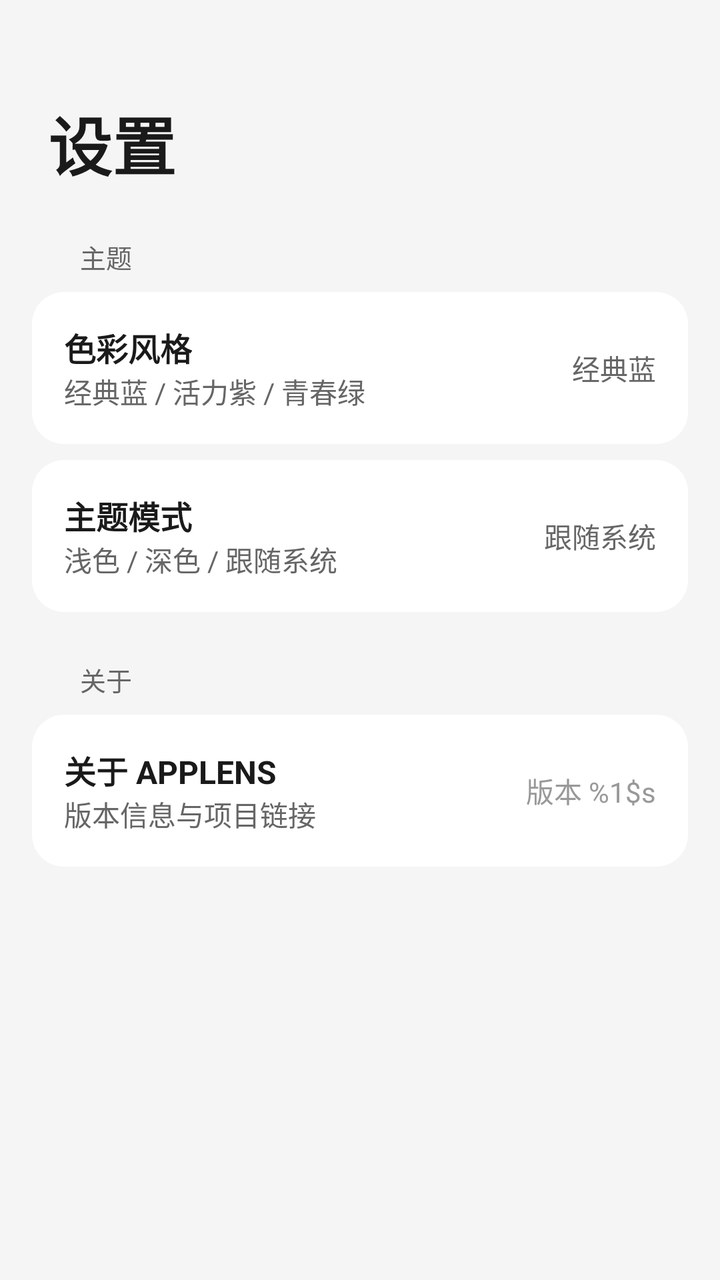
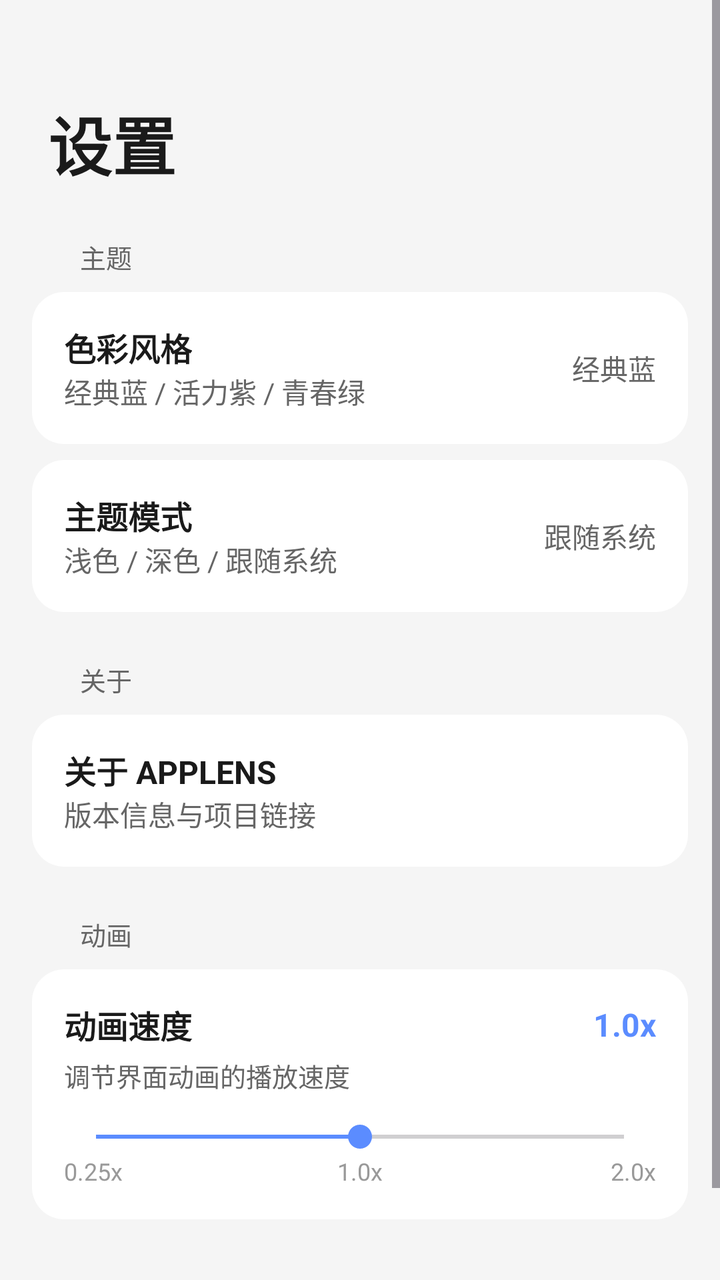

Screens rendered from an Android XML layout before and after an edit, with the pre-edit source and the edit as a unified diff.
<!-- AndroidManifest.xml: application theme Theme.ActivityScanner -->
<!-- res/layout/fragment_settings.xml -->
<?xml version="1.0" encoding="utf-8"?>
<ScrollView xmlns:android="http://schemas.android.com/apk/res/android"
    android:layout_width="match_parent"
    android:layout_height="match_parent"
    android:background="@color/lsp_bg">

    <LinearLayout
        android:layout_width="match_parent"
        android:layout_height="wrap_content"
        android:orientation="vertical"
        android:paddingBottom="80dp">

        
        <TextView
            android:layout_width="wrap_content"
            android:layout_height="wrap_content"
            android:layout_marginStart="24dp"
            android:layout_marginTop="48dp"
            android:text="设置"
            android:textColor="@color/lsp_text_primary"
            android:textSize="32sp"
            android:textStyle="bold" />

        
        <TextView
            android:layout_width="wrap_content"
            android:layout_height="wrap_content"
            android:layout_marginStart="40dp"
            android:layout_marginTop="24dp"
            android:text="主题"
            android:textColor="@color/lsp_text_secondary"
            android:textSize="13sp" />

        
        <LinearLayout
            android:id="@+id/item_color_style"
            style="@style/LspListItem"
            android:layout_width="match_parent"
            android:layout_height="wrap_content"
            android:layout_marginStart="16dp"
            android:layout_marginTop="8dp"
            android:layout_marginEnd="16dp"
            android:background="@drawable/bg_list_card"
            android:gravity="center_vertical"
            android:orientation="horizontal">
            <LinearLayout
                android:layout_width="0dp"
                android:layout_height="wrap_content"
                android:layout_weight="1"
                android:orientation="vertical">
                <TextView
                    android:layout_width="wrap_content"
                    android:layout_height="wrap_content"
                    android:text="色彩风格"
                    android:textColor="@color/lsp_text_primary"
                    android:textSize="16sp"
                    android:textStyle="bold" />
                <TextView
                    android:layout_width="wrap_content"
                    android:layout_height="wrap_content"
                    android:text="经典蓝 / 活力紫 / 青春绿"
                    android:textColor="@color/lsp_text_secondary"
                    android:textSize="14sp" />
            </LinearLayout>
            <TextView
                android:id="@+id/tv_color_style_value"
                android:layout_width="wrap_content"
                android:layout_height="wrap_content"
                android:text="经典蓝"
                android:textColor="@color/lsp_text_secondary"
                android:textSize="14sp" />
        </LinearLayout>

        
        <LinearLayout
            android:id="@+id/item_theme"
            style="@style/LspListItem"
            android:layout_width="match_parent"
            android:layout_height="wrap_content"
            android:layout_marginStart="16dp"
            android:layout_marginTop="8dp"
            android:layout_marginEnd="16dp"
            android:background="@drawable/bg_list_card"
            android:gravity="center_vertical"
            android:orientation="horizontal">
            <LinearLayout
                android:layout_width="0dp"
                android:layout_height="wrap_content"
                android:layout_weight="1"
                android:orientation="vertical">
                <TextView
                    android:layout_width="wrap_content"
                    android:layout_height="wrap_content"
                    android:text="主题模式"
                    android:textColor="@color/lsp_text_primary"
                    android:textSize="16sp"
                    android:textStyle="bold" />
                <TextView
                    android:layout_width="wrap_content"
                    android:layout_height="wrap_content"
                    android:text="浅色 / 深色 / 跟随系统"
                    android:textColor="@color/lsp_text_secondary"
                    android:textSize="14sp" />
            </LinearLayout>
            <TextView
                android:id="@+id/tv_theme_mode_value"
                android:layout_width="wrap_content"
                android:layout_height="wrap_content"
                android:text="跟随系统"
                android:textColor="@color/lsp_text_secondary"
                android:textSize="14sp" />
        </LinearLayout>

        
        <TextView
            android:layout_width="wrap_content"
            android:layout_height="wrap_content"
            android:layout_marginStart="40dp"
            android:layout_marginTop="24dp"
            android:text="关于"
            android:textColor="@color/lsp_text_secondary"
            android:textSize="13sp" />

        <LinearLayout
            android:id="@+id/item_about"
            style="@style/LspListItem"
            android:layout_width="match_parent"
            android:layout_height="wrap_content"
            android:layout_marginStart="16dp"
            android:layout_marginTop="8dp"
            android:layout_marginEnd="16dp"
            android:background="@drawable/bg_list_card"
            android:gravity="center_vertical"
            android:orientation="horizontal">
            <LinearLayout
                android:layout_width="0dp"
                android:layout_height="wrap_content"
                android:layout_weight="1"
                android:orientation="vertical">
                <TextView
                    android:layout_width="wrap_content"
                    android:layout_height="wrap_content"
                    android:text="关于 APPLENS"
                    android:textColor="@color/lsp_text_primary"
                    android:textSize="16sp"
                    android:textStyle="bold" />
                <TextView
                    android:layout_width="wrap_content"
                    android:layout_height="wrap_content"
                    android:text="版本信息与项目链接"
                    android:textColor="@color/lsp_text_secondary"
                    android:textSize="14sp" />
            </LinearLayout>
            <TextView
                android:layout_width="wrap_content"
                android:layout_height="wrap_content"
                android:text="@string/about_version"
                android:textColor="@color/lsp_text_tertiary"
                android:textSize="14sp" />
        </LinearLayout>

    </LinearLayout>
</ScrollView>
<!-- resources referenced by this layout -->
<resources>
  <color name="lsp_bg">#FFF5F5F5</color>
  <color name="lsp_text_primary">#FF1A1A1A</color>
  <color name="lsp_text_secondary">#FF666666</color>
  <color name="lsp_text_tertiary">#FF999999</color>
  <!-- drawable bg_list_card (drawable) -->
  <?xml version="1.0" encoding="utf-8"?>
  <shape xmlns:android="http://schemas.android.com/apk/res/android"
      android:shape="rectangle">
      <solid android:color="@color/lsp_card" />
      <corners android:radius="16dp" />
  </shape>
  <string name="about_version">版本 %1$s</string>
  <style name="LspListItem">
          <item name="android:layout_width">match_parent</item>
          <item name="android:layout_height">wrap_content</item>
          <item name="android:background">?attr/selectableItemBackground</item>
          <item name="android:clickable">true</item>
          <item name="android:focusable">true</item>
          <item name="android:padding">16dp</item>
          <item name="android:gravity">center_vertical</item>
          <item name="android:orientation">horizontal</item>
      </style>
  <style name="Theme.ActivityScanner" parent="Theme.Material3.Light.NoActionBar">
          <item name="colorPrimary">@color/hyper_accent</item>
          <item name="colorPrimaryVariant">@color/hyper_accent_secondary</item>
          <item name="colorOnPrimary">@android:color/white</item>
          <item name="colorSecondary">@color/hyper_accent_tertiary</item>
          <item name="colorOnSecondary">@android:color/white</item>
          <item name="colorSurface">@color/hyper_bg_card</item>
          <item name="colorOnSurface">@color/hyper_text_primary</item>
          <item name="android:windowBackground">@color/lsp_bg</item>
          <item name="android:statusBarColor">@android:color/transparent</item>
          <item name="android:navigationBarColor">@android:color/transparent</item>
          <item name="android:windowLightStatusBar">true</item>
          <item name="android:windowDrawsSystemBarBackgrounds">true</item>
          <item name="android:colorEdgeEffect">@color/hyper_accent</item>
      </style>
  <color name="lsp_card">#FFFFFFFF</color>
  <color name="hyper_accent">#FF5B8CFF</color>
  <color name="hyper_accent_secondary">#FF987BFF</color>
  <color name="hyper_accent_tertiary">#FF6B8DFF</color>
  <color name="hyper_bg_card">#FFFFFFFF</color>
  <color name="hyper_text_primary">#FF1D2129</color>
</resources>

<!-- the commit's change to res/layout/fragment_settings.xml (unified diff, before → after) -->
@@ -152,12 +152,107 @@
                     android:textSize="14sp" />
             </LinearLayout>
             <TextView
-                android:layout_width="wrap_content"
-                android:layout_height="wrap_content"
-                android:text="@string/about_version"
+                android:id="@+id/tv_version"
+                android:layout_width="wrap_content"
+                android:layout_height="wrap_content"
                 android:textColor="@color/lsp_text_tertiary"
                 android:textSize="14sp" />
         </LinearLayout>
 
+        
+        <TextView
+            android:layout_width="wrap_content"
+            android:layout_height="wrap_content"
+            android:layout_marginStart="40dp"
+            android:layout_marginTop="24dp"
+            android:text="动画"
+            android:textColor="@color/lsp_text_secondary"
+            android:textSize="13sp" />
+
+        
+        <LinearLayout
+            android:layout_width="match_parent"
+            android:layout_height="wrap_content"
+            android:layout_marginStart="16dp"
+            android:layout_marginTop="8dp"
+            android:layout_marginEnd="16dp"
+            android:background="@drawable/bg_list_card"
+            android:orientation="vertical"
+            android:padding="16dp">
+
+            <LinearLayout
+                android:layout_width="match_parent"
+                android:layout_height="wrap_content"
+                android:gravity="center_vertical"
+                android:orientation="horizontal">
+
+                <TextView
+                    android:layout_width="0dp"
+                    android:layout_height="wrap_content"
+                    android:layout_weight="1"
+                    android:text="动画速度"
+                    android:textColor="@color/lsp_text_primary"
+                    android:textSize="16sp"
+                    android:textStyle="bold" />
+
+                <TextView
+                    android:id="@+id/tv_speed_value"
+                    android:layout_width="wrap_content"
+                    android:layout_height="wrap_content"
+                    android:text="1.0x"
+                    android:textColor="@color/hyper_accent"
+                    android:textSize="16sp"
+                    android:textStyle="bold" />
+            </LinearLayout>
+
+            <TextView
+                android:layout_width="wrap_content"
+                android:layout_height="wrap_content"
+                android:layout_marginTop="4dp"
+                android:text="调节界面动画的播放速度"
+                android:textColor="@color/lsp_text_secondary"
+                android:textSize="13sp" />
+
+            <SeekBar
+                android:id="@+id/seek_speed"
+                android:layout_width="match_parent"
+                android:layout_height="wrap_content"
+                android:layout_marginTop="12dp"
+                android:max="200"
+                android:progress="100"
+                android:progressTint="@color/hyper_accent"
+                android:thumbTint="@color/hyper_accent" />
+
+            <LinearLayout
+                android:layout_width="match_parent"
+                android:layout_height="wrap_content"
+                android:orientation="horizontal">
+
+                <TextView
+                    android:layout_width="0dp"
+                    android:layout_height="wrap_content"
+                    android:layout_weight="1"
+                    android:text="0.25x"
+                    android:textColor="@color/lsp_text_tertiary"
+                    android:textSize="12sp" />
+
+                <TextView
+                    android:layout_width="wrap_content"
+                    android:layout_height="wrap_content"
+                    android:text="1.0x"
+                    android:textColor="@color/lsp_text_tertiary"
+                    android:textSize="12sp" />
+
+                <TextView
+                    android:layout_width="0dp"
+                    android:layout_height="wrap_content"
+                    android:layout_weight="1"
+                    android:gravity="end"
+                    android:text="2.0x"
+                    android:textColor="@color/lsp_text_tertiary"
+                    android:textSize="12sp" />
+            </LinearLayout>
+        </LinearLayout>
+
     </LinearLayout>
 </ScrollView>
<!-- resource entries referenced after the edit -->
@@ -1,5 +1,6 @@
 <!-- resources referenced by this layout -->
 <resources>
+  <color name="hyper_accent">#FF5B8CFF</color>
   <color name="lsp_bg">#FFF5F5F5</color>
   <color name="lsp_text_primary">#FF1A1A1A</color>
   <color name="lsp_text_secondary">#FF666666</color>
@@ -11,7 +12,6 @@
       <solid android:color="@color/lsp_card" />
       <corners android:radius="16dp" />
   </shape>
-  <string name="about_version">版本 %1$s</string>
   <style name="LspListItem">
           <item name="android:layout_width">match_parent</item>
           <item name="android:layout_height">wrap_content</item>
@@ -38,7 +38,6 @@
           <item name="android:colorEdgeEffect">@color/hyper_accent</item>
       </style>
   <color name="lsp_card">#FFFFFFFF</color>
-  <color name="hyper_accent">#FF5B8CFF</color>
   <color name="hyper_accent_secondary">#FF987BFF</color>
   <color name="hyper_accent_tertiary">#FF6B8DFF</color>
   <color name="hyper_bg_card">#FFFFFFFF</color>
